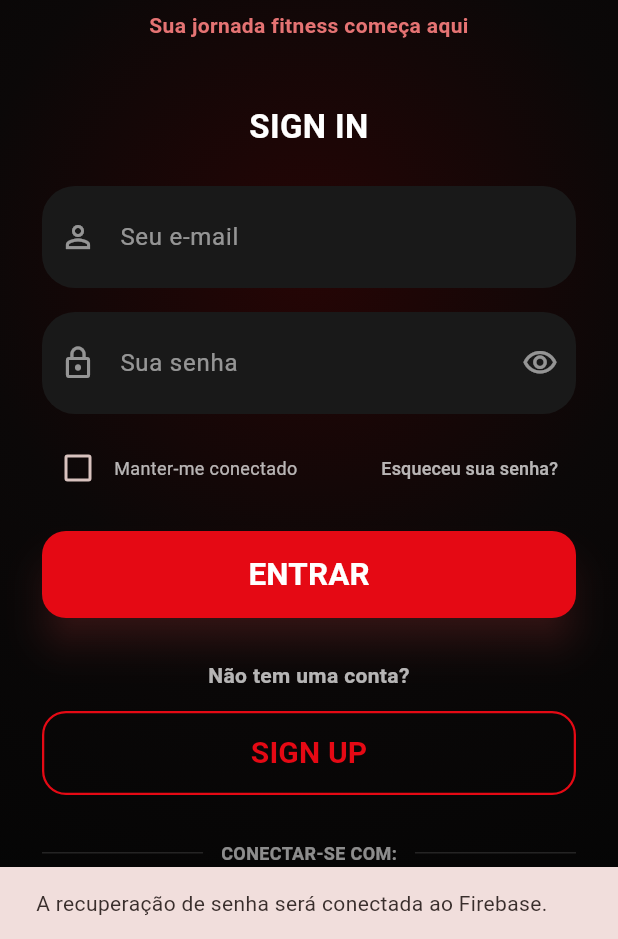
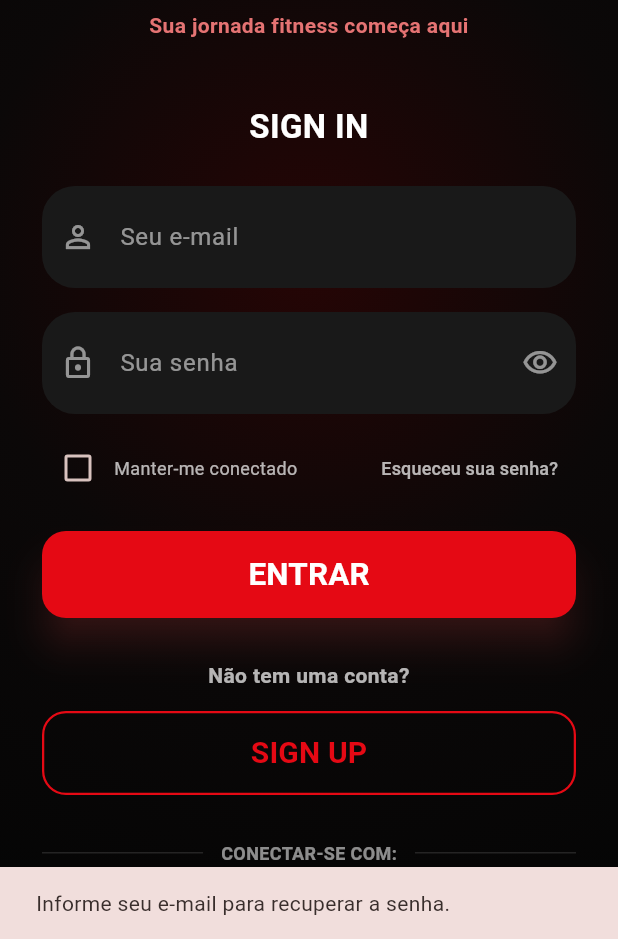
Before and after one commit to joaogfigueiredo/Projeto-Fitness-ID, a Flutter app: the screen it shows after launch, after a tap on "Esqueceu sua senha?", on a phone screen of 412 x 824 dp, the part 297-1236 px from its top. Run offline on Flutter 3.47's test engine with Material 3 defaults, Android fonts, the light colour scheme and no system bars; our stand-ins replace firebase_auth, firebase_core; accounts and stored records are empty.

```diff
--- a/mobile/lib/features/auth/presentation/pages/login_page.dart
+++ b/mobile/lib/features/auth/presentation/pages/login_page.dart
@@ -1,5 +1,6 @@
 
 import 'package:flutter/material.dart';
+import 'package:firebase_auth/firebase_auth.dart';
 
 class LoginPage extends StatefulWidget {
   const LoginPage({super.key});
@@ -12,6 +13,7 @@ class _LoginPageState extends State<LoginPage> {
   final _emailController = TextEditingController();
   final _passwordController = TextEditingController();
 
+  bool _isLoading = false;
   bool _obscurePassword = true;
   bool _keepConnected = false;
 
@@ -51,16 +53,12 @@ class _LoginPageState extends State<LoginPage> {
                 child: Column(
                   crossAxisAlignment: CrossAxisAlignment.stretch,
                   children: [
-                    // Logo original do lobo.
                     Image.asset(
                       'assets/images/fitness_id_logo_noname.png',
                       height: 110,
                       fit: BoxFit.contain,
                     ),
-
                     const SizedBox(height: 12),
-
-                    // Nome do aplicativo com a fonte personalizada.
                     const Text(
                       'FITNESS ID',
                       textAlign: TextAlign.center,
@@ -72,9 +70,7 @@ class _LoginPageState extends State<LoginPage> {
                         letterSpacing: 2,
                       ),
                     ),
-
                     const SizedBox(height: 8),
-
                     const Text(
                       'Sua jornada fitness começa aqui',
                       textAlign: TextAlign.center,
@@ -84,9 +80,7 @@ class _LoginPageState extends State<LoginPage> {
                         fontWeight: FontWeight.w600,
                       ),
                     ),
-
                     const SizedBox(height: 42),
-
                     const Text(
                       'SIGN IN',
                       textAlign: TextAlign.center,
@@ -96,7 +90,6 @@ class _LoginPageState extends State<LoginPage> {
                         fontWeight: FontWeight.bold,
                       ),
                     ),
-
                     const SizedBox(height: 24),
 
                     // Campo de e-mail.
@@ -110,10 +103,9 @@ class _LoginPageState extends State<LoginPage> {
                         icon: Icons.person_outline,
                       ),
                     ),
-
                     const SizedBox(height: 16),
 
-                    // Campo de senha com opção de mostrar ou ocultar.
+                    // Campo de senha.
                     TextField(
                       controller: _passwordController,
                       obscureText: _obscurePassword,
@@ -138,10 +130,9 @@ class _LoginPageState extends State<LoginPage> {
                         ),
                       ),
                     ),
-
                     const SizedBox(height: 12),
 
-                    // Opção de manter conectado e recuperação de senha.
+                    // Opções de acesso.
                     Row(
                       children: [
                         Checkbox(
@@ -163,11 +154,9 @@ class _LoginPageState extends State<LoginPage> {
                           ),
                         ),
                         TextButton(
-                          onPressed: () {
-                            _showMessage(
-                              'A recuperação de senha será conectada ao Firebase.',
-                            );
-                          },
+                          onPressed: _isLoading
+                              ? null
+                              : _resetPassword,
                           child: const Text(
                             'Esqueceu sua senha?',
                             style: TextStyle(
@@ -178,14 +167,13 @@ class _LoginPageState extends State<LoginPage> {
                         ),
                       ],
                     ),
-
                     const SizedBox(height: 18),
 
-                    // Botão de entrada.
+                    // Botão de login com indicador de carregamento.
                     SizedBox(
                       height: 58,
                       child: ElevatedButton(
-                        onPressed: _login,
+                        onPressed: _isLoading ? null : _login,
                         style: ElevatedButton.styleFrom(
                           backgroundColor: const Color(0xFFE50914),
                           foregroundColor: Colors.white,
@@ -197,7 +185,16 @@ class _LoginPageState extends State<LoginPage> {
                             borderRadius: BorderRadius.circular(16),
                           ),
                         ),
-                        child: const Text(
+                        child: _isLoading
+                            ? const SizedBox(
+                                width: 24,
+                                height: 24,
+                                child: CircularProgressIndicator(
+                                  color: Colors.white,
+                                  strokeWidth: 2,
+                                ),
+                              )
+                            : const Text(
                                 'ENTRAR',
                                 style: TextStyle(
                                   fontSize: 21,
@@ -206,9 +203,7 @@ class _LoginPageState extends State<LoginPage> {
                               ),
                       ),
                     ),
-
                     const SizedBox(height: 28),
-
                     const Text(
                       'Não tem uma conta?',
                       textAlign: TextAlign.center,
@@ -217,10 +212,9 @@ class _LoginPageState extends State<LoginPage> {
                         fontWeight: FontWeight.w600,
                       ),
                     ),
-
                     const SizedBox(height: 14),
 
-                    // Botão de cadastro.
+                    // Cadastro será implementado na próxima etapa.
                     SizedBox(
                       height: 56,
                       child: OutlinedButton(
@@ -248,10 +242,9 @@ class _LoginPageState extends State<LoginPage> {
                         ),
                       ),
                     ),
-
                     const SizedBox(height: 30),
 
-                    // Separador da opção de login social.
+                    // Separador do login social.
                     const Row(
                       children: [
                         Expanded(
@@ -273,15 +266,17 @@ class _LoginPageState extends State<LoginPage> {
                         ),
                       ],
                     ),
-
                     const SizedBox(height: 20),
 
-                    // Botão provisório de login com Google.
+                    // Login com Google será conectado em seguida.
                     Center(
                       child: IconButton(
-                        onPressed: () {
+                        onPressed: _isLoading
+                            ? null
+                            : () {
                                 _showMessage(
-                            'O login com Google será conectado posteriormente.',
+                                  'O login com Google será conectado '
+                                  'na próxima etapa.',
                                 );
                               },
                         style: IconButton.styleFrom(
@@ -311,7 +306,7 @@ class _LoginPageState extends State<LoginPage> {
     );
   }
 
-  // Estilo compartilhado pelos campos de e-mail e senha.
+  // Estilo compartilhado pelos campos.
   InputDecoration _inputDecoration({
     required String hint,
     required IconData icon,
@@ -333,17 +328,122 @@ class _LoginPageState extends State<LoginPage> {
     );
   }
 
-  // Validação provisória até a integração com o Firebase.
-  void _login() {
-    if (_emailController.text.trim().isEmpty ||
-        _passwordController.text.isEmpty) {
+  // Login real com Firebase Authentication.
+  Future<void> _login() async {
+    final email = _emailController.text.trim();
+    final password = _passwordController.text;
+
+    if (email.isEmpty || password.isEmpty) {
       _showMessage('Preencha seu e-mail e sua senha.');
       return;
     }
 
+    setState(() {
+      _isLoading = true;
+    });
+
+    try {
+      await FirebaseAuth.instance.signInWithEmailAndPassword(
+        email: email,
+        password: password,
+      );
+
+      if (!mounted) return;
+
+      _showMessage('Login realizado com sucesso!');
+    } on FirebaseAuthException catch (e) {
+      if (!mounted) return;
+
+      switch (e.code) {
+        case 'invalid-email':
+          _showMessage('O formato do e-mail é inválido.');
+          break;
+        case 'user-not-found':
+        case 'invalid-credential':
+        case 'wrong-password':
+          _showMessage('E-mail ou senha incorretos.');
+          break;
+        case 'user-disabled':
+          _showMessage('Esta conta está desativada.');
+          break;
+        case 'too-many-requests':
           _showMessage(
-      'A interface está pronta. A autenticação real será conectada ao Firebase.',
+            'Muitas tentativas. Aguarde um pouco e tente novamente.',
           );
+          break;
+        case 'network-request-failed':
+          _showMessage('Falha de conexão. Verifique sua internet.');
+          break;
+        default:
+          _showMessage('Não foi possível entrar. Tente novamente.');
+      }
+    } catch (_) {
+      if (!mounted) return;
+
+      _showMessage('Ocorreu um erro inesperado durante o login.');
+    } finally {
+      if (mounted) {
+        setState(() {
+          _isLoading = false;
+        });
+      }
+    }
+  }
+
+  // Envia o e-mail de recuperação de senha.
+  Future<void> _resetPassword() async {
+    final email = _emailController.text.trim();
+
+    if (email.isEmpty) {
+      _showMessage('Informe seu e-mail para recuperar a senha.');
+      return;
+    }
+
+    setState(() {
+      _isLoading = true;
+    });
+
+    try {
+      await FirebaseAuth.instance.sendPasswordResetEmail(
+        email: email,
+      );
+
+      if (!mounted) return;
+
+      _showMessage(
+        'Se a conta existir, você receberá as instruções por e-mail.',
+      );
+    } on FirebaseAuthException catch (e) {
+      if (!mounted) return;
+
+      switch (e.code) {
+        case 'invalid-email':
+          _showMessage('O formato do e-mail é inválido.');
+          break;
+        case 'too-many-requests':
+          _showMessage(
+            'Muitas tentativas. Aguarde um pouco e tente novamente.',
+          );
+          break;
+        case 'network-request-failed':
+          _showMessage('Falha de conexão. Verifique sua internet.');
+          break;
+        default:
+          _showMessage(
+            'Não foi possível solicitar a recuperação. Tente novamente.',
+          );
+      }
+    } catch (_) {
+      if (!mounted) return;
+
+      _showMessage('Ocorreu um erro ao solicitar a recuperação.');
+    } finally {
+      if (mounted) {
+        setState(() {
+          _isLoading = false;
+        });
+      }
+    }
   }
 
   // Exibe mensagens na parte inferior da tela.
--- a/mobile/pubspec.yaml
+++ b/mobile/pubspec.yaml
@@ -35,6 +35,7 @@ dependencies:
   # Use with the CupertinoIcons class for iOS style icons.
   cupertino_icons: ^1.0.8
   firebase_core: ^5.0.0
+  firebase_auth: ^7.0.0
 
 dev_dependencies:
   flutter_test:
```
Also changed, not shown: mobile/pubspec.lock, 3 other files. Lines whose indentation alone changed are shown as unchanged.
